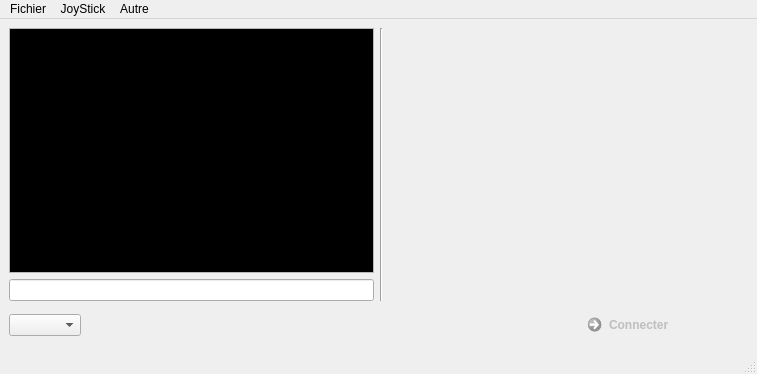
First picture: the form in mainwindow.ui, repository xdbob/Sphero, before the edit.
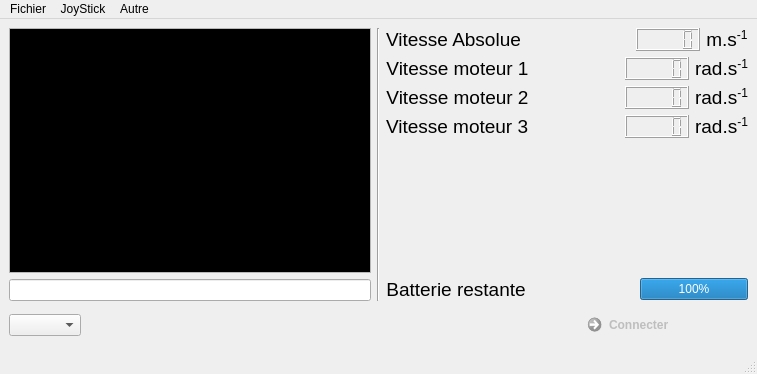
Second picture: the form after the edit.

Commit message: interface graphique

```diff
--- a/mainwindow.ui
+++ b/mainwindow.ui
@@ -48,18 +48,221 @@
       <item>
        <layout class="QVBoxLayout" name="verticalLayout_4">
         <item>
-         <spacer name="horizontalSpacer">
+         <layout class="QHBoxLayout" name="horizontalLayout_4">
+          <item>
+           <widget class="QLabel" name="label_2">
+            <property name="text">
+             <string>&lt;!DOCTYPE HTML PUBLIC &quot;-//W3C//DTD HTML 4.0//EN&quot; &quot;http://www.w3.org/TR/REC-html40/strict.dtd&quot;&gt;
+&lt;html&gt;&lt;head&gt;&lt;meta name=&quot;qrichtext&quot; content=&quot;1&quot; /&gt;&lt;style type=&quot;text/css&quot;&gt;
+p, li { white-space: pre-wrap; }
+&lt;/style&gt;&lt;/head&gt;&lt;body style=&quot; font-family:'MS Shell Dlg 2'; font-size:8.25pt; font-weight:400; font-style:normal;&quot;&gt;
+&lt;p align=&quot;center&quot; style=&quot; margin-top:0px; margin-bottom:0px; margin-left:0px; margin-right:0px; -qt-block-indent:0; text-indent:0px;&quot;&gt;&lt;span style=&quot; font-size:14pt;&quot;&gt;Vitesse Absolue&lt;/span&gt;&lt;/p&gt;&lt;/body&gt;&lt;/html&gt;</string>
+            </property>
+           </widget>
+          </item>
+          <item>
+           <spacer name="horizontalSpacer">
+            <property name="orientation">
+             <enum>Qt::Horizontal</enum>
+            </property>
+            <property name="sizeHint" stdset="0">
+             <size>
+              <width>40</width>
+              <height>20</height>
+             </size>
+            </property>
+           </spacer>
+          </item>
+          <item>
+           <widget class="QLCDNumber" name="lcdNumber"/>
+          </item>
+          <item>
+           <widget class="QLabel" name="label_3">
+            <property name="text">
+             <string>&lt;!DOCTYPE HTML PUBLIC &quot;-//W3C//DTD HTML 4.0//EN&quot; &quot;http://www.w3.org/TR/REC-html40/strict.dtd&quot;&gt;
+&lt;html&gt;&lt;head&gt;&lt;meta name=&quot;qrichtext&quot; content=&quot;1&quot; /&gt;&lt;style type=&quot;text/css&quot;&gt;
+p, li { white-space: pre-wrap; }
+&lt;/style&gt;&lt;/head&gt;&lt;body style=&quot; font-family:'MS Shell Dlg 2'; font-size:8.25pt; font-weight:400; font-style:normal;&quot;&gt;
+&lt;p align=&quot;center&quot; style=&quot; margin-top:0px; margin-bottom:0px; margin-left:0px; margin-right:0px; -qt-block-indent:0; text-indent:0px;&quot;&gt;&lt;span style=&quot; font-size:14pt;&quot;&gt;m.s&lt;/span&gt;&lt;span style=&quot; font-size:14pt; vertical-align:super;&quot;&gt;-1&lt;/span&gt;&lt;/p&gt;&lt;/body&gt;&lt;/html&gt;</string>
+            </property>
+           </widget>
+          </item>
+         </layout>
+        </item>
+        <item>
+         <layout class="QHBoxLayout" name="horizontalLayout_5">
+          <item>
+           <widget class="QLabel" name="label_5">
+            <property name="text">
+             <string>&lt;!DOCTYPE HTML PUBLIC &quot;-//W3C//DTD HTML 4.0//EN&quot; &quot;http://www.w3.org/TR/REC-html40/strict.dtd&quot;&gt;
+&lt;html&gt;&lt;head&gt;&lt;meta name=&quot;qrichtext&quot; content=&quot;1&quot; /&gt;&lt;style type=&quot;text/css&quot;&gt;
+p, li { white-space: pre-wrap; }
+&lt;/style&gt;&lt;/head&gt;&lt;body style=&quot; font-family:'MS Shell Dlg 2'; font-size:8.25pt; font-weight:400; font-style:normal;&quot;&gt;
+&lt;p align=&quot;center&quot; style=&quot; margin-top:0px; margin-bottom:0px; margin-left:0px; margin-right:0px; -qt-block-indent:0; text-indent:0px;&quot;&gt;&lt;span style=&quot; font-size:14pt;&quot;&gt;Vitesse moteur 1&lt;/span&gt;&lt;/p&gt;&lt;/body&gt;&lt;/html&gt;</string>
+            </property>
+           </widget>
+          </item>
+          <item>
+           <spacer name="horizontalSpacer_4">
+            <property name="orientation">
+             <enum>Qt::Horizontal</enum>
+            </property>
+            <property name="sizeHint" stdset="0">
+             <size>
+              <width>40</width>
+              <height>20</height>
+             </size>
+            </property>
+           </spacer>
+          </item>
+          <item>
+           <widget class="QLCDNumber" name="lcdNumber_2"/>
+          </item>
+          <item>
+           <widget class="QLabel" name="label_4">
+            <property name="text">
+             <string>&lt;!DOCTYPE HTML PUBLIC &quot;-//W3C//DTD HTML 4.0//EN&quot; &quot;http://www.w3.org/TR/REC-html40/strict.dtd&quot;&gt;
+&lt;html&gt;&lt;head&gt;&lt;meta name=&quot;qrichtext&quot; content=&quot;1&quot; /&gt;&lt;style type=&quot;text/css&quot;&gt;
+p, li { white-space: pre-wrap; }
+&lt;/style&gt;&lt;/head&gt;&lt;body style=&quot; font-family:'MS Shell Dlg 2'; font-size:8.25pt; font-weight:400; font-style:normal;&quot;&gt;
+&lt;p align=&quot;center&quot; style=&quot; margin-top:0px; margin-bottom:0px; margin-left:0px; margin-right:0px; -qt-block-indent:0; text-indent:0px;&quot;&gt;&lt;span style=&quot; font-size:14pt;&quot;&gt;rad.s&lt;/span&gt;&lt;span style=&quot; font-size:14pt; vertical-align:super;&quot;&gt;-1&lt;/span&gt;&lt;/p&gt;&lt;/body&gt;&lt;/html&gt;</string>
+            </property>
+           </widget>
+          </item>
+         </layout>
+        </item>
+        <item>
+         <layout class="QHBoxLayout" name="horizontalLayout_6">
+          <item>
+           <widget class="QLabel" name="label_6">
+            <property name="text">
+             <string>&lt;!DOCTYPE HTML PUBLIC &quot;-//W3C//DTD HTML 4.0//EN&quot; &quot;http://www.w3.org/TR/REC-html40/strict.dtd&quot;&gt;
+&lt;html&gt;&lt;head&gt;&lt;meta name=&quot;qrichtext&quot; content=&quot;1&quot; /&gt;&lt;style type=&quot;text/css&quot;&gt;
+p, li { white-space: pre-wrap; }
+&lt;/style&gt;&lt;/head&gt;&lt;body style=&quot; font-family:'MS Shell Dlg 2'; font-size:8.25pt; font-weight:400; font-style:normal;&quot;&gt;
+&lt;p align=&quot;center&quot; style=&quot; margin-top:0px; margin-bottom:0px; margin-left:0px; margin-right:0px; -qt-block-indent:0; text-indent:0px;&quot;&gt;&lt;span style=&quot; font-size:14pt;&quot;&gt;Vitesse moteur 2&lt;/span&gt;&lt;/p&gt;&lt;/body&gt;&lt;/html&gt;</string>
+            </property>
+           </widget>
+          </item>
+          <item>
+           <spacer name="horizontalSpacer_5">
+            <property name="orientation">
+             <enum>Qt::Horizontal</enum>
+            </property>
+            <property name="sizeHint" stdset="0">
+             <size>
+              <width>40</width>
+              <height>20</height>
+             </size>
+            </property>
+           </spacer>
+          </item>
+          <item>
+           <widget class="QLCDNumber" name="lcdNumber_3"/>
+          </item>
+          <item>
+           <widget class="QLabel" name="label_7">
+            <property name="text">
+             <string>&lt;!DOCTYPE HTML PUBLIC &quot;-//W3C//DTD HTML 4.0//EN&quot; &quot;http://www.w3.org/TR/REC-html40/strict.dtd&quot;&gt;
+&lt;html&gt;&lt;head&gt;&lt;meta name=&quot;qrichtext&quot; content=&quot;1&quot; /&gt;&lt;style type=&quot;text/css&quot;&gt;
+p, li { white-space: pre-wrap; }
+&lt;/style&gt;&lt;/head&gt;&lt;body style=&quot; font-family:'MS Shell Dlg 2'; font-size:8.25pt; font-weight:400; font-style:normal;&quot;&gt;
+&lt;p align=&quot;center&quot; style=&quot; margin-top:0px; margin-bottom:0px; margin-left:0px; margin-right:0px; -qt-block-indent:0; text-indent:0px;&quot;&gt;&lt;span style=&quot; font-size:14pt;&quot;&gt;rad.s&lt;/span&gt;&lt;span style=&quot; font-size:14pt; vertical-align:super;&quot;&gt;-1&lt;/span&gt;&lt;/p&gt;&lt;/body&gt;&lt;/html&gt;</string>
+            </property>
+           </widget>
+          </item>
+         </layout>
+        </item>
+        <item>
+         <layout class="QHBoxLayout" name="horizontalLayout_7">
+          <item>
+           <widget class="QLabel" name="label_8">
+            <property name="text">
+             <string>&lt;!DOCTYPE HTML PUBLIC &quot;-//W3C//DTD HTML 4.0//EN&quot; &quot;http://www.w3.org/TR/REC-html40/strict.dtd&quot;&gt;
+&lt;html&gt;&lt;head&gt;&lt;meta name=&quot;qrichtext&quot; content=&quot;1&quot; /&gt;&lt;style type=&quot;text/css&quot;&gt;
+p, li { white-space: pre-wrap; }
+&lt;/style&gt;&lt;/head&gt;&lt;body style=&quot; font-family:'MS Shell Dlg 2'; font-size:8.25pt; font-weight:400; font-style:normal;&quot;&gt;
+&lt;p style=&quot; margin-top:0px; margin-bottom:0px; margin-left:0px; margin-right:0px; -qt-block-indent:0; text-indent:0px;&quot;&gt;&lt;span style=&quot; font-size:14pt;&quot;&gt;Vitesse moteur 3&lt;/span&gt;&lt;/p&gt;&lt;/body&gt;&lt;/html&gt;</string>
+            </property>
+           </widget>
+          </item>
+          <item>
+           <spacer name="horizontalSpacer_6">
+            <property name="orientation">
+             <enum>Qt::Horizontal</enum>
+            </property>
+            <property name="sizeHint" stdset="0">
+             <size>
+              <width>40</width>
+              <height>20</height>
+             </size>
+            </property>
+           </spacer>
+          </item>
+          <item>
+           <widget class="QLCDNumber" name="lcdNumber_4"/>
+          </item>
+          <item>
+           <widget class="QLabel" name="label_9">
+            <property name="text">
+             <string>&lt;!DOCTYPE HTML PUBLIC &quot;-//W3C//DTD HTML 4.0//EN&quot; &quot;http://www.w3.org/TR/REC-html40/strict.dtd&quot;&gt;
+&lt;html&gt;&lt;head&gt;&lt;meta name=&quot;qrichtext&quot; content=&quot;1&quot; /&gt;&lt;style type=&quot;text/css&quot;&gt;
+p, li { white-space: pre-wrap; }
+&lt;/style&gt;&lt;/head&gt;&lt;body style=&quot; font-family:'MS Shell Dlg 2'; font-size:8.25pt; font-weight:400; font-style:normal;&quot;&gt;
+&lt;p align=&quot;center&quot; style=&quot; margin-top:0px; margin-bottom:0px; margin-left:0px; margin-right:0px; -qt-block-indent:0; text-indent:0px;&quot;&gt;&lt;span style=&quot; font-size:14pt;&quot;&gt;rad.s&lt;/span&gt;&lt;span style=&quot; font-size:14pt; vertical-align:super;&quot;&gt;-1&lt;/span&gt;&lt;/p&gt;&lt;/body&gt;&lt;/html&gt;</string>
+            </property>
+           </widget>
+          </item>
+         </layout>
+        </item>
+        <item>
+         <spacer name="verticalSpacer">
           <property name="orientation">
-           <enum>Qt::Horizontal</enum>
+           <enum>Qt::Vertical</enum>
           </property>
           <property name="sizeHint" stdset="0">
            <size>
-            <width>40</width>
-            <height>20</height>
+            <width>20</width>
+            <height>40</height>
            </size>
           </property>
          </spacer>
         </item>
+        <item>
+         <layout class="QHBoxLayout" name="horizontalLayout_3">
+          <item>
+           <widget class="QLabel" name="label">
+            <property name="text">
+             <string>&lt;!DOCTYPE HTML PUBLIC &quot;-//W3C//DTD HTML 4.0//EN&quot; &quot;http://www.w3.org/TR/REC-html40/strict.dtd&quot;&gt;
+&lt;html&gt;&lt;head&gt;&lt;meta name=&quot;qrichtext&quot; content=&quot;1&quot; /&gt;&lt;style type=&quot;text/css&quot;&gt;
+p, li { white-space: pre-wrap; }
+&lt;/style&gt;&lt;/head&gt;&lt;body style=&quot; font-family:'MS Shell Dlg 2'; font-size:8.25pt; font-weight:400; font-style:normal;&quot;&gt;
+&lt;p align=&quot;center&quot; style=&quot; margin-top:0px; margin-bottom:0px; margin-left:0px; margin-right:0px; -qt-block-indent:0; text-indent:0px;&quot;&gt;&lt;span style=&quot; font-size:14pt;&quot;&gt;Batterie restante&lt;/span&gt;&lt;/p&gt;&lt;/body&gt;&lt;/html&gt;</string>
+            </property>
+           </widget>
+          </item>
+          <item>
+           <spacer name="horizontalSpacer_3">
+            <property name="orientation">
+             <enum>Qt::Horizontal</enum>
+            </property>
+            <property name="sizeHint" stdset="0">
+             <size>
+              <width>40</width>
+              <height>20</height>
+             </size>
+            </property>
+           </spacer>
+          </item>
+          <item>
+           <widget class="QProgressBar" name="progressBar">
+            <property name="value">
+             <number>100</number>
+            </property>
+           </widget>
+          </item>
+         </layout>
+        </item>
        </layout>
       </item>
      </layout>
```
Left out of the diff: 6 changed lines with no effect on the pictures. The commit also changes 4 other files.
